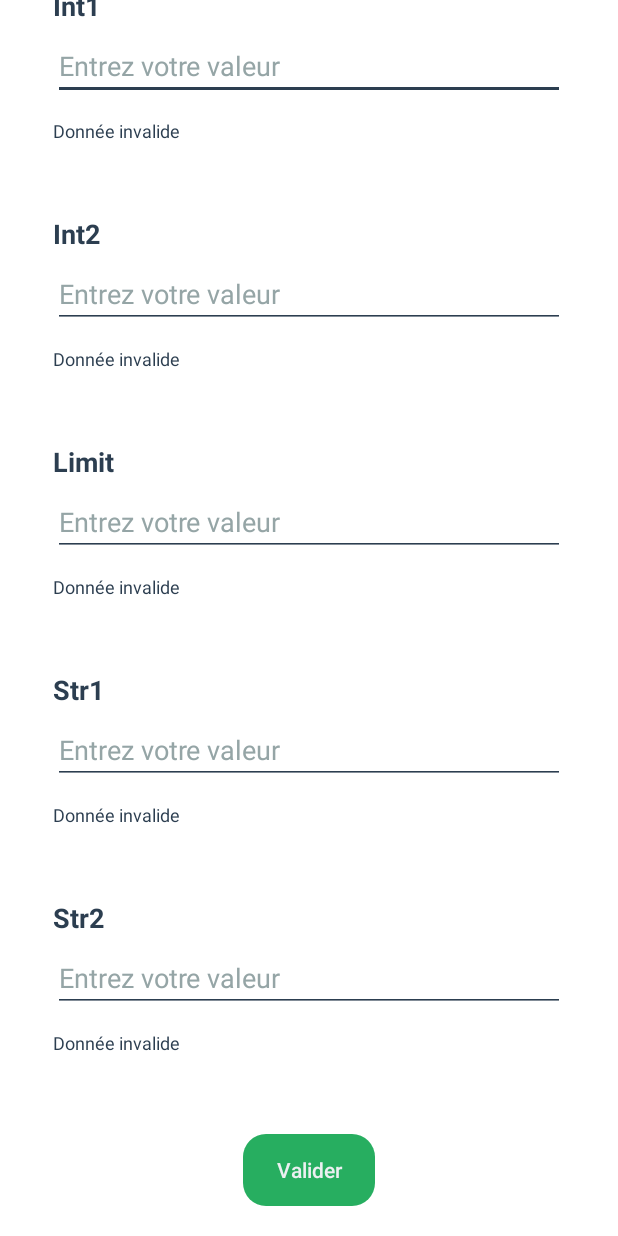
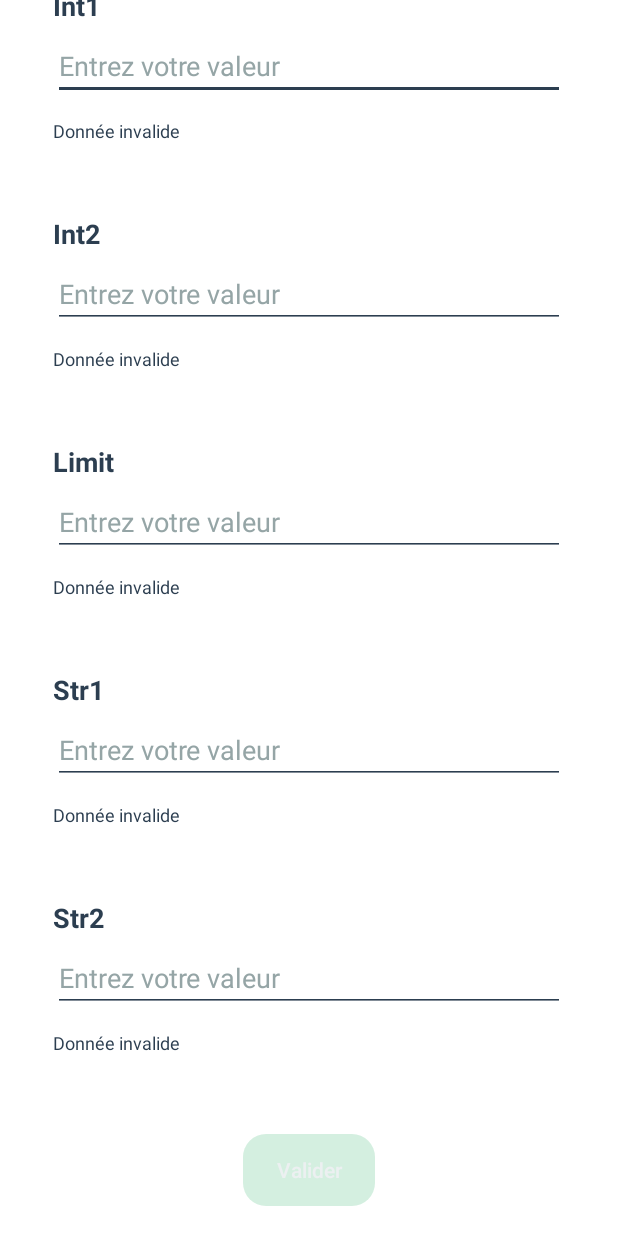
Before and after one commit to valentin-syliusa/fizz_buzz, an Android app: the screen it shows after launch (MainActivity), scrolled down 110 dp, on a phone screen of 412 x 824 dp. Run offline under Robolectric (Android 15) with nearby library versions, the phone set to English and light mode, and no system bars; our stand-ins replace Dagger/Hilt's generated code.

Commit message:
Some bugfixes + finished global implementation

```diff
--- a/app/src/main/AndroidManifest.xml
+++ b/app/src/main/AndroidManifest.xml
@@ -9,7 +9,8 @@
         android:label="@string/app_name"
         android:roundIcon="@mipmap/ic_launcher_round"
         android:supportsRtl="true"
-        android:theme="@style/Theme.FizzBuzz">
+        android:theme="@style/Theme.FizzBuzz"
+        android:name=".App">
 
         <activity
             android:name=".presentation.MainActivity"
--- /dev/null
+++ b/app/src/main/java/com/aranegav/fizzbuzz/App.kt
@@ -0,0 +1,7 @@
+package com.aranegav.fizzbuzz
+
+import android.app.Application
+import dagger.hilt.android.HiltAndroidApp
+
+@HiltAndroidApp
+class App: Application()
--- a/app/src/main/java/com/aranegav/fizzbuzz/presentation/MainActivity.kt
+++ b/app/src/main/java/com/aranegav/fizzbuzz/presentation/MainActivity.kt
@@ -3,7 +3,9 @@ package com.aranegav.fizzbuzz.presentation
 import android.os.Bundle
 import androidx.fragment.app.FragmentActivity
 import com.aranegav.fizzbuzz.databinding.MainLayoutBinding
+import dagger.hilt.android.AndroidEntryPoint
 
+@AndroidEntryPoint
 class MainActivity: FragmentActivity() {
 
     override fun onCreate(savedInstanceState: Bundle?) {
--- a/app/src/main/java/com/aranegav/fizzbuzz/presentation/input/InputFragment.kt
+++ b/app/src/main/java/com/aranegav/fizzbuzz/presentation/input/InputFragment.kt
@@ -7,13 +7,15 @@ import android.view.ViewGroup
 import androidx.fragment.app.Fragment
 import androidx.fragment.app.viewModels
 import androidx.navigation.fragment.findNavController
-import com.aranegav.fizzbuzz.databinding.InputLayoutBinding
+import com.aranegav.fizzbuzz.databinding.InputFragmentLayoutBinding
+import dagger.hilt.android.AndroidEntryPoint
 
+@AndroidEntryPoint
 class InputFragment : Fragment() {
 
-    private var _binding: InputLayoutBinding? = null
+    private var _binding: InputFragmentLayoutBinding? = null
 
-    private val binding: InputLayoutBinding
+    private val binding: InputFragmentLayoutBinding
         get() = _binding!!
 
     private val viewModel: InputViewModel by viewModels()
@@ -23,7 +25,7 @@ class InputFragment : Fragment() {
         container: ViewGroup?,
         savedInstanceState: Bundle?,
     ): View {
-        val binding = InputLayoutBinding.inflate(inflater, container, false)
+        val binding = InputFragmentLayoutBinding.inflate(inflater, container, false)
         _binding = binding
         return binding.root
     }
@@ -48,6 +50,11 @@ class InputFragment : Fragment() {
                         binding.validateButton.isEnabled = false
                     }
                     is State.ValidInput -> {
+                        binding.int1Valueinputview.stateText = "Donnée valide"
+                        binding.int2Valueinputview.stateText = "Donnée valide"
+                        binding.limitValueinputview.stateText = "Donnée valide"
+                        binding.str1Valueinputview.stateText = "Donnée valide"
+                        binding.str2Valueinputview.stateText = "Donnée valide"
                         binding.validateButton.isEnabled = true
                     }
                 }
--- a/app/src/main/java/com/aranegav/fizzbuzz/presentation/input/InputViewModel.kt
+++ b/app/src/main/java/com/aranegav/fizzbuzz/presentation/input/InputViewModel.kt
@@ -85,8 +85,8 @@ class InputViewModel @Inject constructor() : ViewModel() {
         state.value = if (inputData.int1 != null &&
             inputData.int2 != null &&
             inputData.limit != null &&
-            inputData.str1 != null &&
-            inputData.str2 != null
+            !inputData.str1.isNullOrEmpty() &&
+            !inputData.str2.isNullOrEmpty()
         ) {
             State.ValidInput(inputData.int1,
                 inputData.int2,
--- a/app/src/main/java/com/aranegav/fizzbuzz/test.kt
+++ /dev/null
@@ -1,4 +0,0 @@
-package com.aranegav.fizzbuzz
-
-class test {
-}
--- /dev/null
+++ b/app/src/main/res/drawable/primary_background_button_background.xml
@@ -0,0 +1,5 @@
+<?xml version="1.0" encoding="utf-8"?>
+<selector xmlns:android="http://schemas.android.com/apk/res/android">
+    <item android:state_enabled="true" android:drawable="@drawable/primary_background_button_enabled_background"/>
+    <item android:state_enabled="false" android:drawable="@drawable/primary_background_button_disabled_background"/>
+</selector>
--- /dev/null
+++ b/app/src/main/res/drawable/primary_background_button_disabled_background.xml
@@ -0,0 +1,6 @@
+<?xml version="1.0" encoding="utf-8"?>
+<shape android:shape="rectangle"
+    xmlns:android="http://schemas.android.com/apk/res/android">
+    <corners android:radius="15dp"/>
+    <solid android:color="#3227AE60"/>
+</shape>
--- a/app/src/main/res/layout/input_layout.xml
+++ b/app/src/main/res/layout/input_fragment_layout.xml
@@ -99,7 +99,7 @@
                 app:layout_constraintEnd_toEndOf="parent"
                 app:layout_constraintTop_toBottomOf="@id/str2_valueinputview"
                 android:layout_marginTop="30dp"
-                android:background="@drawable/rounded_primary_background_background"
+                android:background="@drawable/primary_background_button_background"
                 android:textColor="@color/secondaryText"
                 android:textAllCaps="false"
                 android:text="Valider"/>
--- a/app/src/main/res/navigation/main_nav_graph.xml
+++ b/app/src/main/res/navigation/main_nav_graph.xml
@@ -9,7 +9,7 @@
         android:id="@+id/inputFragment"
         android:name="com.aranegav.fizzbuzz.presentation.input.InputFragment"
         android:label="InputFragment"
-        tools:layout="@layout/input_layout">
+        tools:layout="@layout/input_fragment_layout">
         <action
             android:id="@+id/presentResults"
             app:destination="@id/resultFragment"
```
Also changed, not shown: app/src/main/java/com/aranegav/fizzbuzz/presentation/result/ResultFragment.kt (+42 -4 lines), app/src/main/java/com/aranegav/fizzbuzz/presentation/result/ResultViewModel.kt (added, +27 -0 lines), app/src/main/res/layout/result_fragment_layout.xml (added, +36 -0 lines), app/src/main/res/layout/result_layout.xml (+13 -2 lines), app/src/main/res/drawable/primary_background_button_enabled_background.xml (renamed from app/src/main/res/drawable/rounded_primary_background_background.xml).
